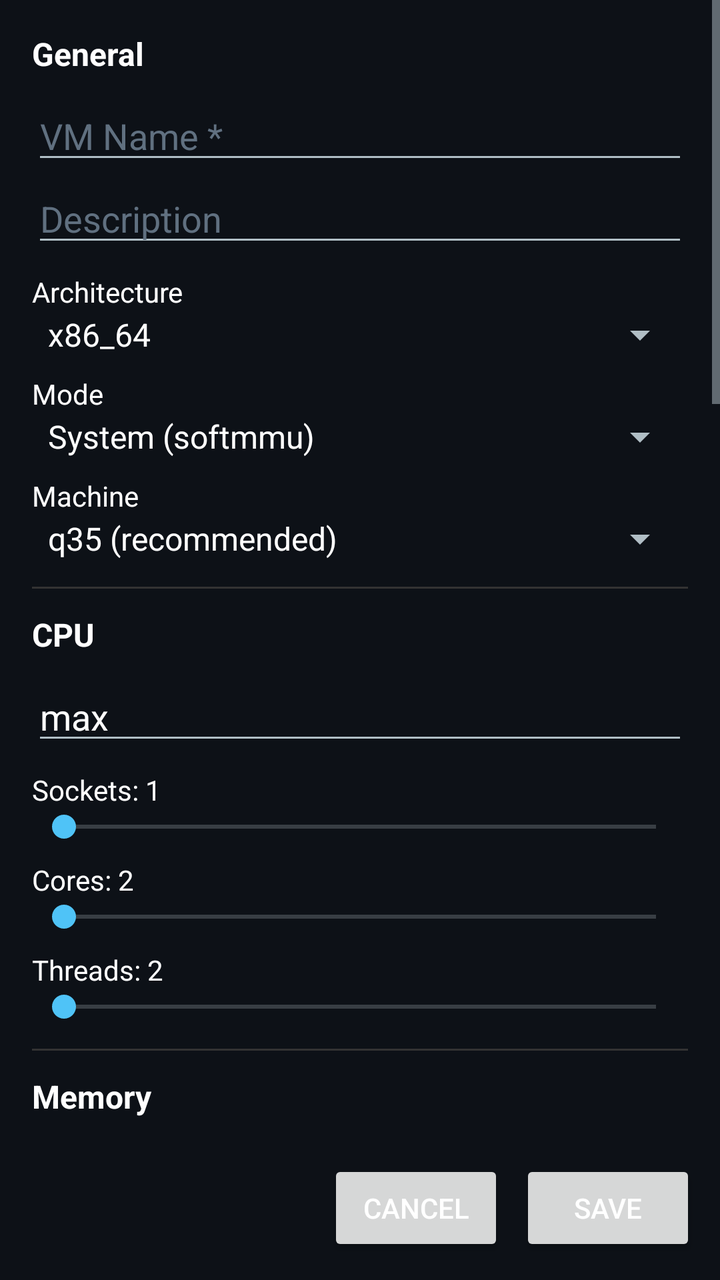
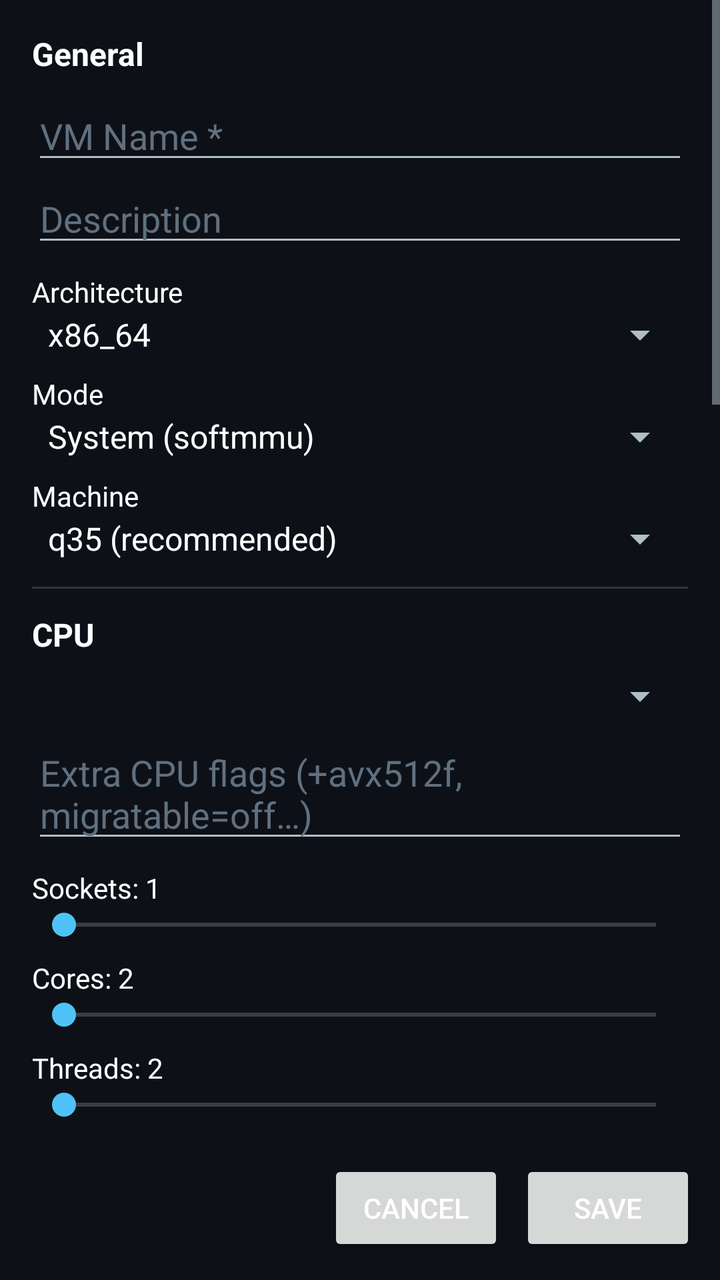

Screens rendered from an Android XML layout before and after an edit, with the pre-edit source and the edit as a unified diff.
<!-- AndroidManifest.xml: activity theme Theme.QEMUManager.WithBar -->
<!-- res/layout/activity_vm_edit.xml -->
<?xml version="1.0" encoding="utf-8"?>
<LinearLayout xmlns:android="http://schemas.android.com/apk/res/android"
    android:layout_width="match_parent"
    android:layout_height="match_parent"
    android:orientation="vertical">

    <ScrollView
        android:layout_width="match_parent"
        android:layout_height="0dp"
        android:layout_weight="1">

        <LinearLayout
            android:layout_width="match_parent"
            android:layout_height="wrap_content"
            android:orientation="vertical"
            android:padding="16dp">

            
            <TextView android:layout_width="wrap_content" android:layout_height="wrap_content"
                android:text="General" android:textStyle="bold" android:textSize="16sp"
                android:layout_marginBottom="8dp"/>
            <EditText android:id="@+id/et_name" android:layout_width="match_parent"
                android:layout_height="wrap_content" android:hint="VM Name *" />
            <EditText android:id="@+id/et_desc" android:layout_width="match_parent"
                android:layout_height="wrap_content" android:hint="Description" />
            <TextView android:layout_width="wrap_content" android:layout_height="wrap_content"
                android:text="Architecture" android:layout_marginTop="8dp"/>
            <Spinner android:id="@+id/sp_arch" android:layout_width="match_parent"
                android:layout_height="wrap_content"
                android:entries="@array/arch_names"/>
            <TextView android:layout_width="wrap_content" android:layout_height="wrap_content"
                android:text="Mode" android:layout_marginTop="8dp"/>
            <Spinner android:id="@+id/sp_mode" android:layout_width="match_parent"
                android:layout_height="wrap_content"
                android:entries="@array/vm_modes"/>
            <TextView android:layout_width="wrap_content" android:layout_height="wrap_content"
                android:text="Machine" android:layout_marginTop="8dp"/>
            <Spinner android:id="@+id/sp_machine" android:layout_width="match_parent"
                android:layout_height="wrap_content"
                android:entries="@array/machine_types"/>
            <EditText android:id="@+id/et_mach_custom" android:layout_width="match_parent"
                android:layout_height="wrap_content" android:hint="Custom machine e.g. raspi3b"
                android:visibility="gone"/>

            <View android:layout_width="match_parent" android:layout_height="1dp"
                android:background="#333" android:layout_marginVertical="12dp"/>

            
            <TextView android:layout_width="wrap_content" android:layout_height="wrap_content"
                android:text="CPU" android:textStyle="bold" android:textSize="16sp"
                android:layout_marginBottom="8dp"/>
            <EditText android:id="@+id/et_cpu" android:layout_width="match_parent"
                android:layout_height="wrap_content" android:hint="CPU Model (max, host, cortex-a53…)"
                android:text="max"/>
            <TextView android:id="@+id/tv_sockets" android:layout_width="wrap_content"
                android:layout_height="wrap_content" android:text="Sockets: 1" android:layout_marginTop="8dp"/>
            <SeekBar android:id="@+id/sb_sockets" android:layout_width="match_parent"
                android:layout_height="wrap_content" android:max="7"/>
            <TextView android:id="@+id/tv_cores" android:layout_width="wrap_content"
                android:layout_height="wrap_content" android:text="Cores: 2" android:layout_marginTop="8dp"/>
            <SeekBar android:id="@+id/sb_cores" android:layout_width="match_parent"
                android:layout_height="wrap_content" android:max="63"/>
            <TextView android:id="@+id/tv_threads" android:layout_width="wrap_content"
                android:layout_height="wrap_content" android:text="Threads: 2" android:layout_marginTop="8dp"/>
            <SeekBar android:id="@+id/sb_threads" android:layout_width="match_parent"
                android:layout_height="wrap_content" android:max="7"/>

            <View android:layout_width="match_parent" android:layout_height="1dp"
                android:background="#333" android:layout_marginVertical="12dp"/>

            
            <TextView android:layout_width="wrap_content" android:layout_height="wrap_content"
                android:text="Memory" android:textStyle="bold" android:textSize="16sp"
                android:layout_marginBottom="8dp"/>
            <TextView android:id="@+id/tv_ram" android:layout_width="wrap_content"
                android:layout_height="wrap_content" android:text="RAM: 2048 MB"/>
            <SeekBar android:id="@+id/sb_ram" android:layout_width="match_parent"
                android:layout_height="wrap_content" android:max="9"/>
            <CheckBox android:id="@+id/cb_balloon" android:layout_width="wrap_content"
                android:layout_height="wrap_content" android:text="VirtIO Balloon"/>

            <View android:layout_width="match_parent" android:layout_height="1dp"
                android:background="#333" android:layout_marginVertical="12dp"/>

            
            <TextView android:layout_width="wrap_content" android:layout_height="wrap_content"
                android:text="Storage" android:textStyle="bold" android:textSize="16sp"
                android:layout_marginBottom="8dp"/>
            <EditText android:id="@+id/et_disk_size" android:layout_width="match_parent"
                android:layout_height="wrap_content" android:hint="Disk Size (GB)"
                android:inputType="number" android:text="20"/>
            <Spinner android:id="@+id/sp_disk_fmt" android:layout_width="match_parent"
                android:layout_height="wrap_content"
                android:entries="@array/disk_formats"/>
            <EditText android:id="@+id/et_iso" android:layout_width="match_parent"
                android:layout_height="wrap_content" android:hint="ISO Path (optional)"/>

            <View android:layout_width="match_parent" android:layout_height="1dp"
                android:background="#333" android:layout_marginVertical="12dp"/>

            
            <TextView android:layout_width="wrap_content" android:layout_height="wrap_content"
                android:text="Boot" android:textStyle="bold" android:textSize="16sp"
                android:layout_marginBottom="8dp"/>
            <CheckBox android:id="@+id/cb_uefi" android:layout_width="wrap_content"
                android:layout_height="wrap_content" android:text="Enable UEFI (OVMF)"/>
            <CheckBox android:id="@+id/cb_boot_menu" android:layout_width="wrap_content"
                android:layout_height="wrap_content" android:text="Show Boot Menu"/>
            <Spinner android:id="@+id/sp_boot" android:layout_width="match_parent"
                android:layout_height="wrap_content"
                android:entries="@array/boot_orders"/>

            <View android:layout_width="match_parent" android:layout_height="1dp"
                android:background="#333" android:layout_marginVertical="12dp"/>

            
            <TextView android:layout_width="wrap_content" android:layout_height="wrap_content"
                android:text="Display" android:textStyle="bold" android:textSize="16sp"
                android:layout_marginBottom="8dp"/>
            <Spinner android:id="@+id/sp_display" android:layout_width="match_parent"
                android:layout_height="wrap_content"
                android:entries="@array/display_types"/>
            <Spinner android:id="@+id/sp_gpu" android:layout_width="match_parent"
                android:layout_height="wrap_content"
                android:entries="@array/gpu_types"/>
            <Spinner android:id="@+id/sp_audio" android:layout_width="match_parent"
                android:layout_height="wrap_content"
                android:entries="@array/audio_types"/>

            <View android:layout_width="match_parent" android:layout_height="1dp"
                android:background="#333" android:layout_marginVertical="12dp"/>

            
            <TextView android:layout_width="wrap_content" android:layout_height="wrap_content"
                android:text="Network" android:textStyle="bold" android:textSize="16sp"
                android:layout_marginBottom="8dp"/>
            <Spinner android:id="@+id/sp_net" android:layout_width="match_parent"
                android:layout_height="wrap_content"
                android:entries="@array/net_modes"/>

            <View android:layout_width="match_parent" android:layout_height="1dp"
                android:background="#333" android:layout_marginVertical="12dp"/>

            
            <TextView android:layout_width="wrap_content" android:layout_height="wrap_content"
                android:text="Hardware" android:textStyle="bold" android:textSize="16sp"
                android:layout_marginBottom="8dp"/>

            <TextView android:layout_width="wrap_content" android:layout_height="wrap_content"
                android:text="QEMU Binary" android:textStyle="bold" android:layout_marginTop="8dp"/>
            <Spinner android:id="@+id/sp_binary" android:layout_width="match_parent"
                android:layout_height="wrap_content"/>
            <LinearLayout android:id="@+id/row_custom_bin"
                android:layout_width="match_parent" android:layout_height="wrap_content"
                android:orientation="vertical" android:visibility="gone">
                <EditText android:id="@+id/et_custom_bin" android:layout_width="match_parent"
                    android:layout_height="wrap_content"
                    android:hint="e.g. qemu-system-mycpu  (name only, resolved automatically)"/>
                <TextView android:id="@+id/tv_bin_hint" android:layout_width="wrap_content"
                    android:layout_height="wrap_content" android:textColor="#FF5722"
                    android:textSize="12sp"/>
            </LinearLayout>

            <TextView android:layout_width="wrap_content" android:layout_height="wrap_content"
                android:text="Accelerator" android:textStyle="bold" android:layout_marginTop="12dp"/>
            <Spinner android:id="@+id/sp_accel" android:layout_width="match_parent"
                android:layout_height="wrap_content"
                android:entries="@array/accel_types"/>
            <TextView android:id="@+id/tv_lbt_note"
                android:layout_width="match_parent" android:layout_height="wrap_content"
                android:text="LoongArch LBT: silicon x86/MIPS/ARM binary translation. Requires LoongArch hardware with LBT + KVM kernel."
                android:textColor="#4FC3F7" android:textSize="12sp"
                android:visibility="gone" android:layout_marginTop="4dp"/>

            <TextView android:layout_width="wrap_content" android:layout_height="wrap_content"
                android:text="Extra Arguments (appended last)"
                android:textStyle="bold" android:layout_marginTop="12dp"/>
            <EditText android:id="@+id/et_extra_args" android:layout_width="match_parent"
                android:layout_height="wrap_content"
                android:hint="-device virtio-rng-pci   -no-reboot   -snapshot"/>
            <CheckBox android:id="@+id/cb_save_script" android:layout_width="wrap_content"
                android:layout_height="wrap_content"
                android:text="Save start.sh to VM folder"/>

            <View android:layout_width="match_parent" android:layout_height="1dp"
                android:background="#333" android:layout_marginVertical="12dp"/>

            
            <TextView android:layout_width="wrap_content" android:layout_height="wrap_content"
                android:text="Command Preview" android:textStyle="bold" android:textSize="16sp"
                android:layout_marginBottom="8dp"/>
            <TextView android:id="@+id/tv_cmd_preview"
                android:layout_width="match_parent" android:layout_height="wrap_content"
                android:fontFamily="monospace" android:textSize="11sp"
                android:padding="8dp" android:background="#0D1117"
                android:textColor="#4FC3F7"/>

        </LinearLayout>
    </ScrollView>

    <LinearLayout
        android:layout_width="match_parent"
        android:layout_height="wrap_content"
        android:orientation="horizontal"
        android:padding="12dp"
        android:gravity="end">
        <Button android:id="@+id/btn_cancel_edit"
            android:layout_width="wrap_content" android:layout_height="wrap_content"
            android:text="Cancel" android:layout_marginEnd="8dp"/>
        <Button android:id="@+id/btn_save"
            android:layout_width="wrap_content" android:layout_height="wrap_content"
            android:text="Save"/>
    </LinearLayout>

</LinearLayout>
<!-- resources referenced by this layout -->
<resources>
  <string-array name="accel_types">
          <item>TCG (software — works everywhere)</item>
          <item>KVM (hardware — requires /dev/kvm)</item>
          <item>KVM + LBT (LoongArch silicon BT)</item>
          <item>WHPX (Windows Hypervisor)</item>
          <item>HVF (Apple Hypervisor)</item>
          <item>Nitro (AWS Nitro — QEMU 11)</item>
          <item>MSHV (MS Hyper-V — QEMU 11)</item>
      </string-array>
  <string-array name="arch_names">
          <item>x86_64</item><item>i386</item>
          <item>aarch64</item><item>arm</item><item>armeb</item>
          <item>riscv64</item><item>riscv32</item>
          <item>mips</item><item>mipsel</item><item>mips64</item><item>mips64el</item>
          <item>mipsn32</item><item>mipsn32el</item>
          <item>ppc</item><item>ppc64</item><item>ppc64le</item>
          <item>sparc</item><item>sparc64</item><item>sparc32plus</item>
          <item>alpha</item><item>hppa</item><item>m68k</item>
          <item>microblaze</item><item>microblazeel</item>
          <item>or1k</item><item>loongarch64</item><item>s390x</item>
          <item>sh4</item><item>sh4eb</item>
          <item>xtensa</item><item>xtensaeb</item>
          <item>tricore</item><item>rx</item><item>avr</item><item>hexagon</item>
      </string-array>
  <string-array name="audio_types">
          <item>Intel HDA</item>
          <item>AC97</item>
          <item>SB16 (legacy)</item>
          <item>VirtIO Sound (QEMU 8+)</item>
          <item>None</item>
      </string-array>
  <string-array name="boot_orders">
          <item>cd (CD first)</item>
          <item>dc (Disk first)</item>
          <item>c (Disk only)</item>
          <item>d (CD only)</item>
      </string-array>
  <string-array name="disk_formats">
          <item>qcow2 (recommended)</item>
          <item>raw</item>
          <item>vmdk (VMware)</item>
          <item>vdi (VirtualBox)</item>
      </string-array>
  <string-array name="display_types">
          <item>SDL (recommended)</item>
          <item>GTK</item>
          <item>SPICE</item>
          <item>VNC</item>
          <item>EGL (headless GL)</item>
          <item>Headless</item>
      </string-array>
  <string-array name="gpu_types">
          <item>VirtIO GPU (2D)</item>
          <item>VirtIO GPU GL (VirGL/3D)</item>
          <item>VirtIO GPU Rutabaga</item>
          <item>VirtIO GPU NativeCtx (QEMU 11)</item>
          <item>QXL (SPICE)</item>
          <item>VMware SVGA</item>
          <item>Cirrus (legacy)</item>
          <item>VGA (legacy)</item>
          <item>ramfb</item>
          <item>None (headless)</item>
      </string-array>
  <string-array name="machine_types">
          <item>q35 (recommended)</item>
          <item>pc (i440fx)</item>
          <item>virt (ARM)</item>
          <item>microvm</item>
          <item>sbsa-ref</item>
          <item>virt-acpi (QEMU 11)</item>
          <item>x86-microvm</item>
          <item>nitro-enclave (QEMU 11)</item>
          <item>custom</item>
      </string-array>
  <string-array name="net_modes">
          <item>User (NAT — no root)</item>
          <item>TAP</item>
          <item>Bridge</item>
          <item>Socket</item>
      </string-array>
  <string-array name="vm_modes">
          <item>System (softmmu)</item>
          <item>User mode (linux-user)</item>
      </string-array>
  <color name="colorPrimary">#1B2838</color>
  <color name="colorPrimaryDark">#0D1117</color>
  <color name="colorAccent">#4FC3F7</color>
  <color name="textPrimary">#FFFFFF</color>
  <color name="textSecondary">#B0BEC5</color>
  <color name="textHint">#607080</color>
</resources>

<!-- the commit's change to res/layout/activity_vm_edit.xml (unified diff, before → after) -->
@@ -49,9 +49,12 @@
             <TextView android:layout_width="wrap_content" android:layout_height="wrap_content"
                 android:text="CPU" android:textStyle="bold" android:textSize="16sp"
                 android:layout_marginBottom="8dp"/>
-            <EditText android:id="@+id/et_cpu" android:layout_width="match_parent"
-                android:layout_height="wrap_content" android:hint="CPU Model (max, host, cortex-a53…)"
-                android:text="max"/>
+            <Spinner android:id="@+id/sp_cpu" android:layout_width="match_parent"
+                android:layout_height="wrap_content"/>
+            <EditText android:id="@+id/et_cpu_flags" android:layout_width="match_parent"
+                android:layout_height="wrap_content"
+                android:hint="Extra CPU flags (+avx512f, migratable=off…)"
+                android:layout_marginTop="4dp"/>
             <TextView android:id="@+id/tv_sockets" android:layout_width="wrap_content"
                 android:layout_height="wrap_content" android:text="Sockets: 1" android:layout_marginTop="8dp"/>
             <SeekBar android:id="@+id/sb_sockets" android:layout_width="match_parent"
@@ -145,21 +148,6 @@
             <TextView android:layout_width="wrap_content" android:layout_height="wrap_content"
                 android:text="Hardware" android:textStyle="bold" android:textSize="16sp"
                 android:layout_marginBottom="8dp"/>
-
-            <TextView android:layout_width="wrap_content" android:layout_height="wrap_content"
-                android:text="QEMU Binary" android:textStyle="bold" android:layout_marginTop="8dp"/>
-            <Spinner android:id="@+id/sp_binary" android:layout_width="match_parent"
-                android:layout_height="wrap_content"/>
-            <LinearLayout android:id="@+id/row_custom_bin"
-                android:layout_width="match_parent" android:layout_height="wrap_content"
-                android:orientation="vertical" android:visibility="gone">
-                <EditText android:id="@+id/et_custom_bin" android:layout_width="match_parent"
-                    android:layout_height="wrap_content"
-                    android:hint="e.g. qemu-system-mycpu  (name only, resolved automatically)"/>
-                <TextView android:id="@+id/tv_bin_hint" android:layout_width="wrap_content"
-                    android:layout_height="wrap_content" android:textColor="#FF5722"
-                    android:textSize="12sp"/>
-            </LinearLayout>
 
             <TextView android:layout_width="wrap_content" android:layout_height="wrap_content"
                 android:text="Accelerator" android:textStyle="bold" android:layout_marginTop="12dp"/>
